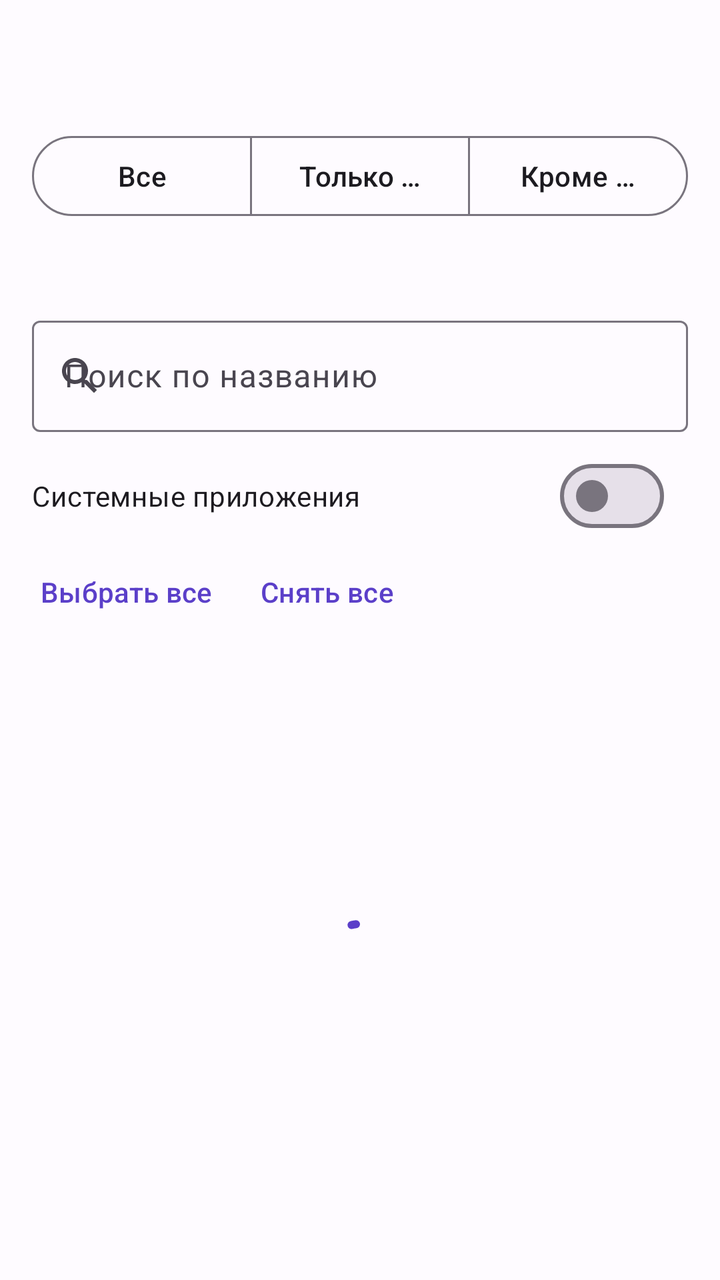
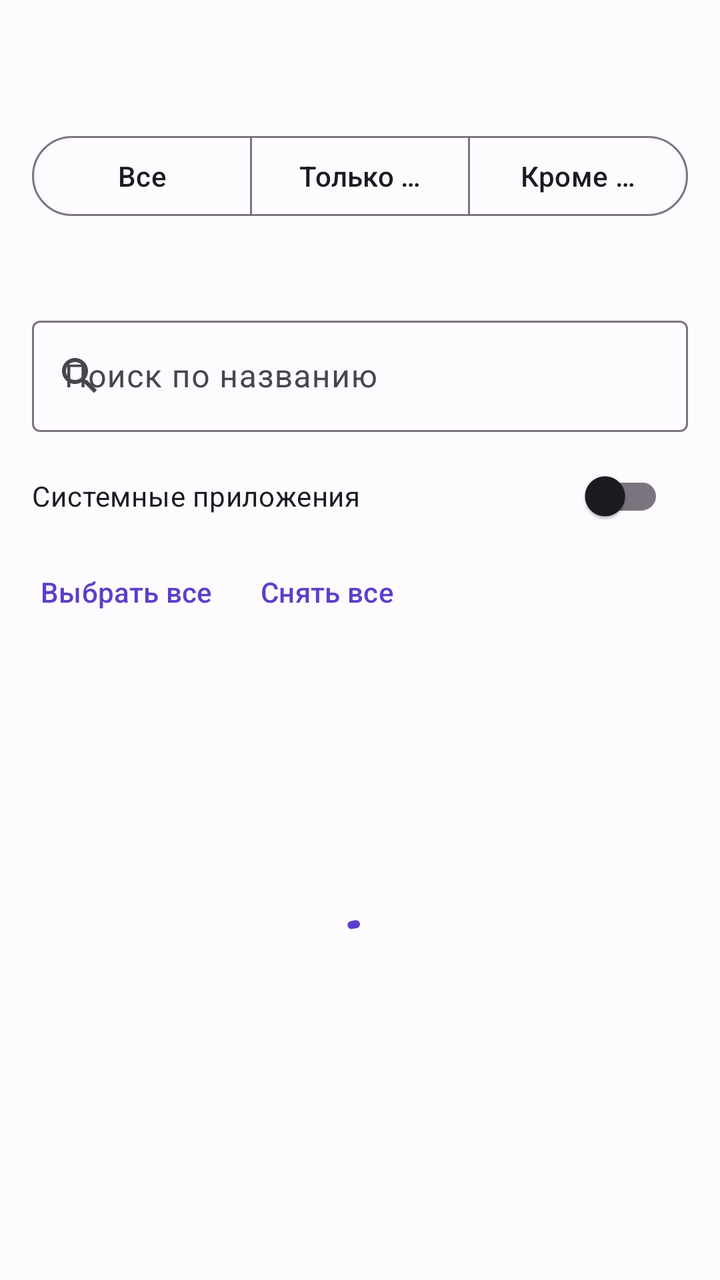

Before-and-after screenshots of an Android layout around one commit, followed by the original layout XML and the change that was made.
<!-- AndroidManifest.xml: application theme Theme.Zastra -->
<!-- res/layout/activity_apps.xml -->
<?xml version="1.0" encoding="utf-8"?>
<LinearLayout xmlns:android="http://schemas.android.com/apk/res/android"
    xmlns:app="http://schemas.android.com/apk/res-auto"
    android:id="@+id/root"
    android:layout_width="match_parent"
    android:layout_height="match_parent"
    android:background="?android:attr/colorBackground"
    android:orientation="vertical">

    <com.google.android.material.appbar.MaterialToolbar
        android:id="@+id/toolbar"
        android:layout_width="match_parent"
        android:layout_height="?attr/actionBarSize" />

    <com.google.android.material.button.MaterialButtonToggleGroup
        android:id="@+id/modeGroup"
        android:layout_width="match_parent"
        android:layout_height="wrap_content"
        android:layout_marginHorizontal="16dp"
        app:selectionRequired="true"
        app:singleSelection="true">

        <Button
            android:id="@+id/btnModeAll"
            style="?attr/materialButtonOutlinedStyle"
            android:layout_width="0dp"
            android:layout_height="wrap_content"
            android:layout_weight="1"
            android:text="@string/apps_mode_all" />

        <Button
            android:id="@+id/btnModeInclude"
            style="?attr/materialButtonOutlinedStyle"
            android:layout_width="0dp"
            android:layout_height="wrap_content"
            android:layout_weight="1"
            android:text="@string/apps_mode_include" />

        <Button
            android:id="@+id/btnModeExclude"
            style="?attr/materialButtonOutlinedStyle"
            android:layout_width="0dp"
            android:layout_height="wrap_content"
            android:layout_weight="1"
            android:text="@string/apps_mode_exclude" />
    </com.google.android.material.button.MaterialButtonToggleGroup>

    <TextView
        android:id="@+id/modeHint"
        android:layout_width="match_parent"
        android:layout_height="wrap_content"
        android:paddingHorizontal="16dp"
        android:paddingTop="12dp"
        android:textAppearance="?attr/textAppearanceBodyMedium"
        android:textColor="?attr/colorOnSurfaceVariant" />

    <TextView
        android:id="@+id/restartNote"
        android:layout_width="match_parent"
        android:layout_height="wrap_content"
        android:paddingHorizontal="16dp"
        android:paddingTop="6dp"
        android:text="@string/apps_restart_note"
        android:textAppearance="?attr/textAppearanceBodySmall"
        android:textColor="@color/state_connecting"
        android:visibility="gone" />

    <LinearLayout
        android:id="@+id/selectionGroup"
        android:layout_width="match_parent"
        android:layout_height="0dp"
        android:layout_weight="1"
        android:orientation="vertical">

        <com.google.android.material.textfield.TextInputLayout
            style="@style/Widget.Material3.TextInputLayout.OutlinedBox"
            android:layout_width="match_parent"
            android:layout_height="wrap_content"
            android:layout_marginHorizontal="16dp"
            android:layout_marginTop="12dp"
            android:hint="@string/apps_search_hint"
            app:endIconMode="clear_text"
            app:startIconDrawable="@drawable/ic_search">

            <com.google.android.material.textfield.TextInputEditText
                android:id="@+id/searchInput"
                android:layout_width="match_parent"
                android:layout_height="wrap_content"
                android:imeOptions="actionSearch"
                android:inputType="text"
                android:maxLines="1" />
        </com.google.android.material.textfield.TextInputLayout>

        <LinearLayout
            android:layout_width="match_parent"
            android:layout_height="wrap_content"
            android:gravity="center_vertical"
            android:orientation="horizontal"
            android:paddingHorizontal="16dp"
            android:paddingTop="8dp">

            <com.google.android.material.materialswitch.MaterialSwitch
                android:id="@+id/switchSystem"
                android:layout_width="0dp"
                android:layout_height="wrap_content"
                android:layout_weight="1"
                android:text="@string/apps_show_system" />

            <TextView
                android:id="@+id/counterText"
                android:layout_width="wrap_content"
                android:layout_height="wrap_content"
                android:layout_marginStart="12dp"
                android:textAppearance="?attr/textAppearanceLabelLarge" />
        </LinearLayout>

        <LinearLayout
            android:layout_width="match_parent"
            android:layout_height="wrap_content"
            android:orientation="horizontal"
            android:paddingHorizontal="8dp">

            <Button
                android:id="@+id/btnSelectAll"
                style="?attr/borderlessButtonStyle"
                android:layout_width="wrap_content"
                android:layout_height="wrap_content"
                android:text="@string/apps_select_all" />

            <Button
                android:id="@+id/btnSelectNone"
                style="?attr/borderlessButtonStyle"
                android:layout_width="wrap_content"
                android:layout_height="wrap_content"
                android:text="@string/apps_select_none" />
        </LinearLayout>

        <FrameLayout
            android:layout_width="match_parent"
            android:layout_height="0dp"
            android:layout_weight="1">

            <androidx.recyclerview.widget.RecyclerView
                android:id="@+id/list"
                android:layout_width="match_parent"
                android:layout_height="match_parent" />

            <com.google.android.material.progressindicator.CircularProgressIndicator
                android:id="@+id/loading"
                android:layout_width="wrap_content"
                android:layout_height="wrap_content"
                android:layout_gravity="center"
                android:indeterminate="true" />

            <TextView
                android:id="@+id/emptyText"
                android:layout_width="wrap_content"
                android:layout_height="wrap_content"
                android:layout_gravity="center"
                android:text="@string/apps_empty"
                android:textAppearance="?attr/textAppearanceBodyLarge"
                android:textColor="?attr/colorOnSurfaceVariant"
                android:visibility="gone" />
        </FrameLayout>
    </LinearLayout>
</LinearLayout>
<!-- resources referenced by this layout -->
<resources>
  <color name="state_connecting">#E0A100</color>
  <!-- drawable ic_search (drawable) -->
  <?xml version="1.0" encoding="utf-8"?>
  <vector xmlns:android="http://schemas.android.com/apk/res/android"
      android:width="24dp"
      android:height="24dp"
      android:tint="?attr/colorControlNormal"
      android:viewportWidth="24"
      android:viewportHeight="24">
      <path
          android:fillColor="@android:color/white"
          android:pathData="M15.5,14h-0.79l-0.28,-0.27C15.41,12.59 16,11.11 16,9.5 16,5.91 13.09,3 9.5,3S3,5.91 3,9.5 5.91,16 9.5,16c1.61,0 3.09,-0.59 4.23,-1.57l0.27,0.28v0.79l5,4.99L20.49,19l-4.99,-5zM9.5,14C7.01,14 5,11.99 5,9.5S7.01,5 9.5,5 14,7.01 14,9.5 11.99,14 9.5,14z" />
  </vector>
  <string name="apps_empty">Ничего не найдено</string>
  <string name="apps_mode_all">Все</string>
  <string name="apps_mode_exclude">Кроме этих</string>
  <string name="apps_mode_include">Только эти</string>
  <string name="apps_restart_note">Изменения вступят в силу при следующем подключении.</string>
  <string name="apps_search_hint">Поиск по названию</string>
  <string name="apps_select_all">Выбрать все</string>
  <string name="apps_select_none">Снять все</string>
  <string name="apps_show_system">Системные приложения</string>
  <style name="Theme.Zastra" parent="Theme.Material3.DayNight.NoActionBar">
          <item name="colorPrimary">@color/zastra_primary</item>
          <item name="colorOnPrimary">@color/zastra_on_primary</item>
          <item name="colorPrimaryContainer">@color/zastra_primary_container</item>
          <item name="colorOnPrimaryContainer">@color/zastra_on_primary_container</item>
          <item name="colorSecondary">@color/zastra_secondary</item>
          <item name="android:colorBackground">@color/zastra_background</item>
          <item name="colorSurface">@color/zastra_surface</item>
          <item name="colorOnSurface">@color/zastra_on_surface</item>
      </style>
  <color name="zastra_primary">#5B3FC9</color>
  <color name="zastra_on_primary">#FFFFFF</color>
  <color name="zastra_primary_container">#E5DEFF</color>
  <color name="zastra_on_primary_container">#1B0B5E</color>
  <color name="zastra_secondary">#645A7D</color>
  <color name="zastra_background">#FEFBFF</color>
  <color name="zastra_surface">#FEFBFF</color>
  <color name="zastra_on_surface">#1C1B20</color>
</resources>

<!-- the commit's change to res/layout/activity_apps.xml (unified diff, before → after) -->
@@ -73,7 +73,7 @@
         android:orientation="vertical">
 
         <com.google.android.material.textfield.TextInputLayout
-            style="@style/Widget.Material3.TextInputLayout.OutlinedBox"
+            style="@style/Widget.Zastra.SearchField"
             android:layout_width="match_parent"
             android:layout_height="wrap_content"
             android:layout_marginHorizontal="16dp"
@@ -99,7 +99,7 @@
             android:paddingHorizontal="16dp"
             android:paddingTop="8dp">
 
-            <com.google.android.material.materialswitch.MaterialSwitch
+            <com.google.android.material.switchmaterial.SwitchMaterial
                 android:id="@+id/switchSystem"
                 android:layout_width="0dp"
                 android:layout_height="wrap_content"
<!-- resource entries referenced after the edit -->
@@ -22,7 +22,8 @@
   <string name="apps_select_all">Выбрать все</string>
   <string name="apps_select_none">Снять все</string>
   <string name="apps_show_system">Системные приложения</string>
-  <style name="Theme.Zastra" parent="Theme.Material3.DayNight.NoActionBar">
+  <style name="Widget.Zastra.SearchField" parent="Widget.MaterialComponents.TextInputLayout.OutlinedBox" />
+  <style name="Theme.Zastra" parent="Theme.MaterialComponents.DayNight.NoActionBar.Bridge">
           <item name="colorPrimary">@color/zastra_primary</item>
           <item name="colorOnPrimary">@color/zastra_on_primary</item>
           <item name="colorPrimaryContainer">@color/zastra_primary_container</item>
@@ -31,6 +32,13 @@
           <item name="android:colorBackground">@color/zastra_background</item>
           <item name="colorSurface">@color/zastra_surface</item>
           <item name="colorOnSurface">@color/zastra_on_surface</item>
+          <item name="colorOnSurfaceVariant">@color/zastra_on_surface_variant</item>
+          <item name="textAppearanceHeadlineSmall">@style/TextAppearance.MaterialComponents.Headline6</item>
+          <item name="textAppearanceBodyLarge">@style/TextAppearance.MaterialComponents.Body1</item>
+          <item name="textAppearanceBodyMedium">@style/TextAppearance.MaterialComponents.Body2</item>
+          <item name="textAppearanceBodySmall">@style/TextAppearance.MaterialComponents.Caption</item>
+          <item name="textAppearanceLabelLarge">@style/TextAppearance.MaterialComponents.Button</item>
+          <item name="textAppearanceLabelSmall">@style/TextAppearance.MaterialComponents.Overline</item>
       </style>
   <color name="zastra_primary">#5B3FC9</color>
   <color name="zastra_on_primary">#FFFFFF</color>
@@ -40,5 +48,6 @@
   <color name="zastra_background">#FEFBFF</color>
   <color name="zastra_surface">#FEFBFF</color>
   <color name="zastra_on_surface">#1C1B20</color>
+  <color name="zastra_on_surface_variant">#5C5870</color>
 </resources>
 
